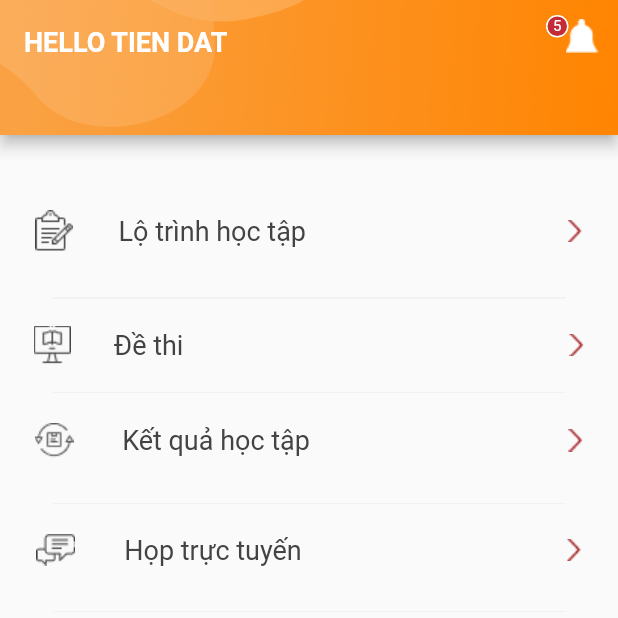
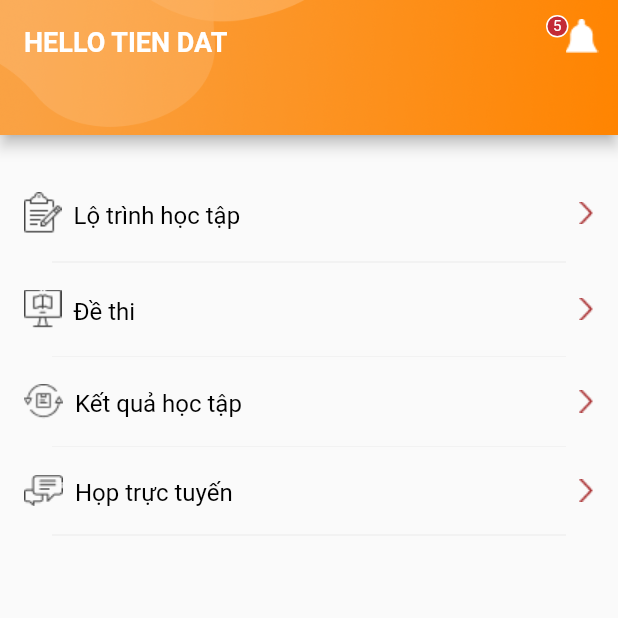
Before and after one commit to TeamLearnHub/teamlearnhub, a Flutter app: the MyAccountPage screen opened directly, on a phone screen of 412 x 824 dp, the top half of it. Run offline on Flutter 3.47's test engine with Material 2 defaults, Android fonts, the phone set to English and light mode, and no system bars; our stand-ins replace chewie, expandable, flutter_rating_bar, fluttertoast, percent_indicator and 2 more; missing offline and left inert: dart:ffi, flutter_zoom_sdk; accounts and stored records are empty.

Commit message:
Mới nhất

```diff
--- a/lib/page/account/my_account.dart
+++ b/lib/page/account/my_account.dart
@@ -16,29 +16,22 @@ class MyAccountState extends State<MyAccountPage> {
   // lộ trình học tập
   Widget routeWidget() {
     return Container(
-      margin: const EdgeInsets.all(15.0),
-      child: GestureDetector(
-        onTap: () {},
-        child: Padding(
-            padding: const EdgeInsets.all(5.0),
+      margin: const EdgeInsets.only(top:8,bottom:8,left:16,right:16),
       child: Row(
-              mainAxisAlignment: MainAxisAlignment.spaceAround,
+        mainAxisAlignment: MainAxisAlignment.spaceBetween,
         children: [
-                Image(image: AssetImage('assets/ic_learning.png')),
-                SizedBox(width: 16.0),
-                Text(
-                  'Lộ trình học tập',
-                  style: TextStyle(
-                      fontSize: 18.0,
-                      color: HexColor.fromHex('#434343'),
-                      fontWeight: FontWeight.normal),
+          TextButton.icon(
+            style: TextButton.styleFrom(
+              minimumSize: Size.zero,
+              padding: EdgeInsets.all(0),
+              tapTargetSize: MaterialTapTargetSize.shrinkWrap,
             ),
-                SizedBox(
-                  width: 160.0,
+            onPressed: () {},
+            label: Utils.customText(text: "Lộ trình học tập"),
+            icon: Image(image: AssetImage('assets/ic_learning.png')),
           ),
           Image(image: AssetImage('assets/ic_next.png'))
         ],
-            )),
       ),
     );
   }
@@ -46,89 +39,73 @@ class MyAccountState extends State<MyAccountPage> {
   //Đề thi
   Widget ExamingWidget() {
     return Container(
-        margin: const EdgeInsets.all(4.0),
-        child: GestureDetector(
-          onTap: () {},
-          child: Padding(
-              padding: const EdgeInsets.all(4.0),
+      margin: const EdgeInsets.only(top:8,bottom:8,left:16,right:16),
       child: Row(
-                mainAxisAlignment: MainAxisAlignment.spaceAround,
+        mainAxisAlignment: MainAxisAlignment.spaceBetween,
         children: [
-                  Image(image: AssetImage('assets/ic_exam.png')),
-                  Text(
-                    'Đề thi',
-                    style: TextStyle(
-                        fontSize: 18.0,
-                        color: HexColor.fromHex('#434343'),
-                        fontWeight: FontWeight.normal),
+          TextButton.icon(
+            style: TextButton.styleFrom(
+              minimumSize: Size.zero,
+              padding: EdgeInsets.all(0),
+              tapTargetSize: MaterialTapTargetSize.shrinkWrap,
             ),
-                  SizedBox(
-                    width: 200.0,
+            onPressed: () {},
+            label: Utils.customText(text: "Đề thi"),
+            icon: Image(image: AssetImage('assets/ic_exam.png')),
           ),
           Image(image: AssetImage('assets/ic_next.png'))
         ],
-              )),
-        ));
+      ),
+    );
+
   }
 
   //kết quả học tập
   Widget Result() {
     return Container(
-      margin: const EdgeInsets.all(15.0),
-      child: GestureDetector(
-        onTap: () {},
-        child: Padding(
-            padding: const EdgeInsets.all(5.0),
+      margin: const EdgeInsets.only(top:18,bottom:8,left:16,right:16),
       child: Row(
-              mainAxisAlignment: MainAxisAlignment.spaceAround,
+        mainAxisAlignment: MainAxisAlignment.spaceBetween,
         children: [
-                Image(image: AssetImage('assets/ic_result.png')),
-                SizedBox(width: 20.0),
-                Text(
-                  'Kết quả học tập',
-                  style: TextStyle(
-                      fontSize: 18.0,
-                      color: HexColor.fromHex('#434343'),
-                      fontWeight: FontWeight.normal),
+          TextButton.icon(
+            style: TextButton.styleFrom(
+              minimumSize: Size.zero,
+              padding: EdgeInsets.all(0),
+              tapTargetSize: MaterialTapTargetSize.shrinkWrap,
             ),
-                SizedBox(
-                  width: 160.0,
+            onPressed: () {},
+            label: Utils.customText(text: "Kết quả học tập"),
+            icon: Image(image: AssetImage('assets/ic_result.png')),
           ),
           Image(image: AssetImage('assets/ic_next.png'))
         ],
-            )),
       ),
     );
+
   }
 
   //họp trực tuyến
   Widget meetingWidget() {
     return Container(
-      margin: const EdgeInsets.all(15.0),
-      child: GestureDetector(
-        onTap: () {},
-        child: Padding(
-            padding: const EdgeInsets.all(5.0),
+      margin: const EdgeInsets.only(top:18,bottom:8,left:16,right:16),
       child: Row(
-              mainAxisAlignment: MainAxisAlignment.spaceAround,
+        mainAxisAlignment: MainAxisAlignment.spaceBetween,
         children: [
-                Image(image: AssetImage('assets/ic_meeting.png')),
-                SizedBox(width: 16.0),
-                Text(
-                  'Họp trực tuyến',
-                  style: TextStyle(
-                      fontSize: 18.0,
-                      color: HexColor.fromHex('#434343'),
-                      fontWeight: FontWeight.normal),
+          TextButton.icon(
+            style: TextButton.styleFrom(
+              minimumSize: Size.zero,
+              padding: EdgeInsets.all(0),
+              tapTargetSize: MaterialTapTargetSize.shrinkWrap,
             ),
-                SizedBox(
-                  width: 160.0,
+            onPressed: () {},
+            label: Utils.customText(text: "Họp trực tuyến"),
+            icon: Image(image: AssetImage('assets/ic_meeting.png')),
           ),
           Image(image: AssetImage('assets/ic_next.png'))
         ],
-            )),
       ),
     );
+
   }
 
   var ic_notification = new Image(
```
Also changed, not shown: 4 other files. Lines whose indentation alone changed are shown as unchanged.
